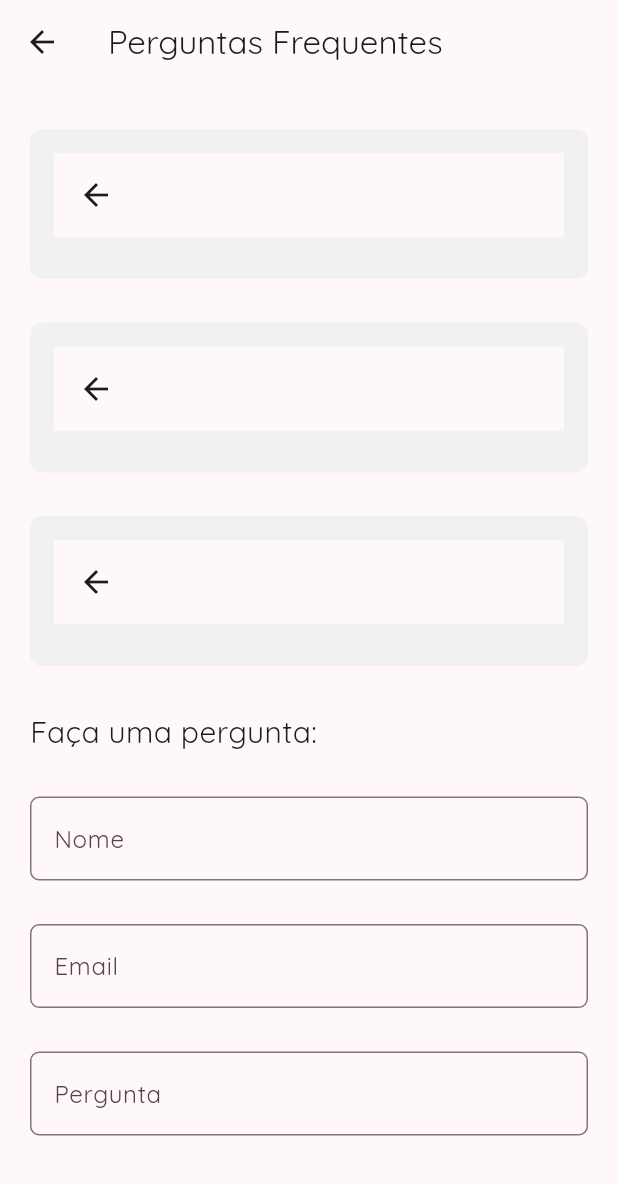
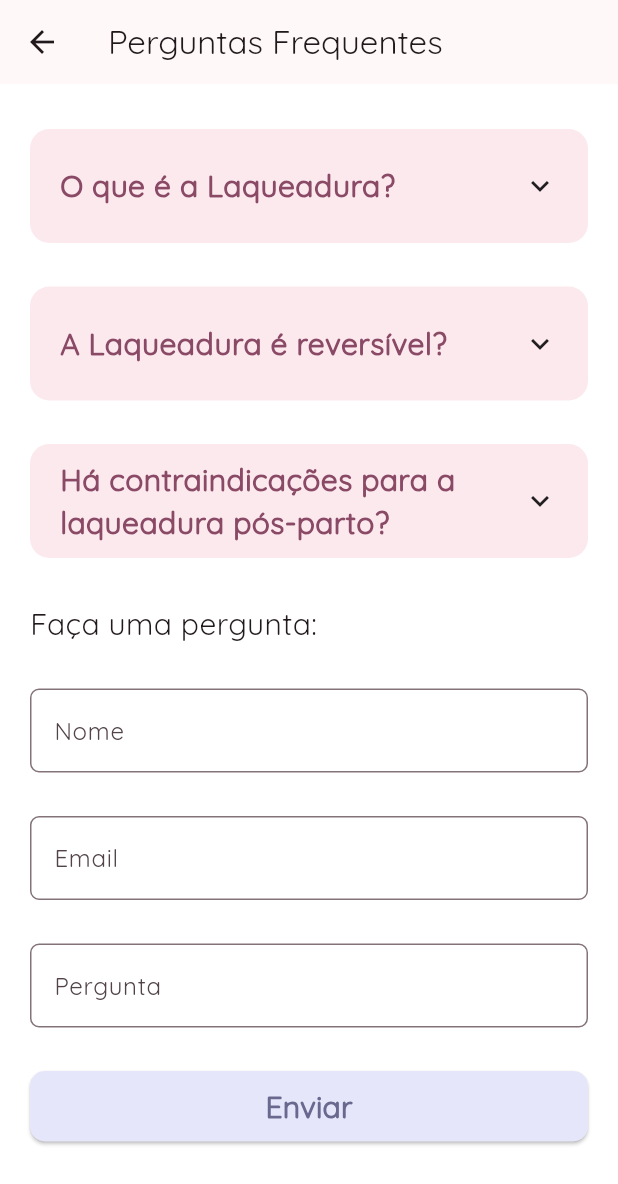
Before and after one commit to lucasvinicius73/laqueadura_app, a Flutter app: the QuestionsPage screen opened by its route, on a phone screen of 412 x 824 dp. Shown: the top 1184 px of the screen. Run offline on Flutter 3.47's test engine with Material 3 defaults, Android fonts, the phone set to English and light mode, and no system bars.

Commit message:
crete Page: QuestionsPage

```diff
--- a/lib/ui/questions/questions_page.dart
+++ b/lib/ui/questions/questions_page.dart
@@ -11,6 +11,7 @@ class QuestionsPage extends StatelessWidget {
       appBar: AppBar(
         title: Text("Perguntas Frequentes"),
       ),
+      backgroundColor: Color(0xFFFFFFFF),
       body: Padding(
         padding: const EdgeInsets.symmetric(horizontal: 20, vertical: 30),
         child: SingleChildScrollView(
@@ -19,7 +20,7 @@ class QuestionsPage extends StatelessWidget {
             spacing: 29,
             children: [
               QuestionsAnimatedContainer(
-                title: "O que é a Laqueadura",
+                title: "O que é a Laqueadura?",
                 content:
                     "Laqueadura é um procedimento cirúrgico de esterilização feminina que consiste em bloquear ou cortar as trompas de Falópio, impedindo que os óvulos cheguem ao útero. É considerado um método contraceptivo permanente.",
               ),
@@ -40,6 +41,25 @@ class QuestionsPage extends StatelessWidget {
               QuestionsLabelText(label: "Nome"),
               QuestionsLabelText(label: "Email"),
               QuestionsLabelText(label: "Pergunta"),
+              SizedBox(
+                width: double.infinity,
+                height: 47,
+                child: ElevatedButton(
+                  onPressed: () {},
+                  style: ButtonStyle(
+                      backgroundColor:
+                          WidgetStatePropertyAll(Color(0xFFE6E6FA)),
+                      shape: WidgetStatePropertyAll(RoundedRectangleBorder(
+                          borderRadius: BorderRadius.circular(10)))),
+                  child: Text(
+                    "Enviar",
+                    style: TextStyle(
+                        color: Color(0xFF69698F),
+                        fontSize: 20,
+                        fontWeight: FontWeight.bold),
+                  ),
+                ),
+              )
             ],
           ),
         ),
--- a/lib/ui/questions/widgets/questions_animated_container.dart
+++ b/lib/ui/questions/widgets/questions_animated_container.dart
@@ -28,21 +28,53 @@ class _QuestionsAnimatedContainerState
         });
       },
       child: AnimatedContainer(
-          duration: Duration(milliseconds: 300),
-          padding: EdgeInsets.all(16.0),
-          width: double.infinity,
-          height: _isExpanded ? 200.0 : 100.0, // Altura do container
-          decoration: BoxDecoration(
-            color: Color(0xFFF1F1F3),
-            borderRadius: BorderRadius.circular(8.0),
-          ),
-          child: CustomScrollView(
-            slivers: [
-              SliverAppBar(
-
+        duration: Duration(milliseconds: 300),
+        padding: EdgeInsets.symmetric(horizontal: 20, vertical: 8),
+        width: double.infinity,
+        height: _isExpanded ? 200.0 : 76.0, // Altura do container
+        decoration: BoxDecoration(
+          color: Color(0xFFFCE9EE),
+          borderRadius: BorderRadius.circular(13),
+        ),
+        child: Column(
+          mainAxisAlignment: MainAxisAlignment.center,
+          children: [
+            Row(
+              mainAxisAlignment: MainAxisAlignment.spaceBetween,
+              children: [
+                Expanded(
+                  child: Text(
+                    widget.title,
+                    maxLines: 2,
+                    style: TextStyle(
+                        fontSize: 20.0,
+                        color: Color(0xFF8A4A66),
+                        fontWeight: FontWeight.w600),
+                  ),
+                ),
+                Icon(
+                  _isExpanded ? Icons.expand_less : Icons.expand_more,
+                ),
+              ],
+            ),
+            if (_isExpanded)
+              Expanded(
+                child: SingleChildScrollView(
+                  child: Padding(
+                    padding: const EdgeInsets.only(top: 16.0),
+                    child: Text(
+                      widget.content,
+                      style: TextStyle(
+                        color: Color(0xFF544248),
+                        fontSize: 16.0,
+                      ),
+                    ),
+                  ),
+                ),
               ),
-            ],
-          )),
+          ],
+        ),
+      ),
     );
   }
 }
```
